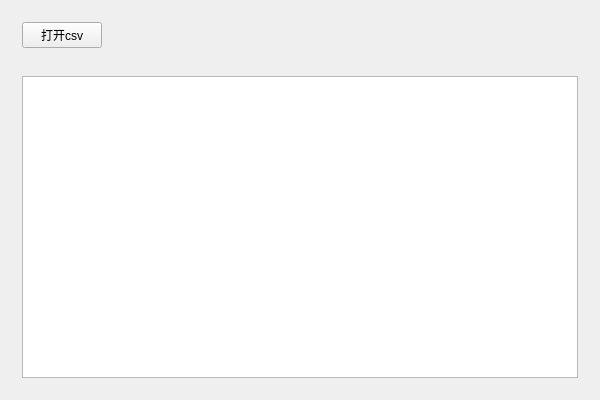
Before: the Qt Designer form src/CsvDataSort/DataSortMainWidget.ui in baulhpthiag/AlphaQtDemo, drawn with Qt 5.
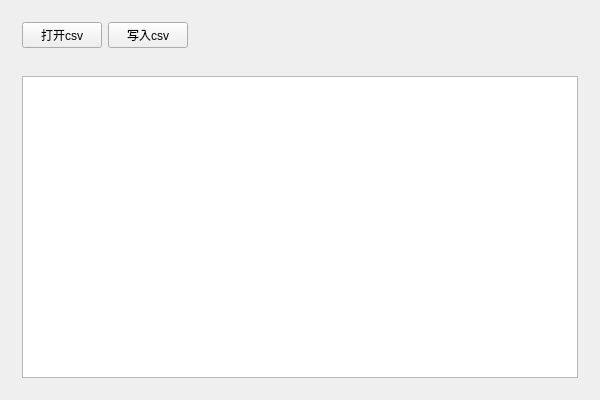
After: the same form once the commit is applied.

Diff of the .ui file:
```diff
--- a/src/CsvDataSort/DataSortMainWidget.ui
+++ b/src/CsvDataSort/DataSortMainWidget.ui
@@ -24,6 +24,13 @@
         </property>
        </widget>
       </item>
+      <item>
+       <widget class="QPushButton" name="writeCsvButton">
+        <property name="text">
+         <string>写入csv</string>
+        </property>
+       </widget>
+      </item>
       <item>
        <spacer name="horizontalSpacer">
         <property name="orientation">
```
Left out of the diff: 17 changed lines with no effect on the pictures.
